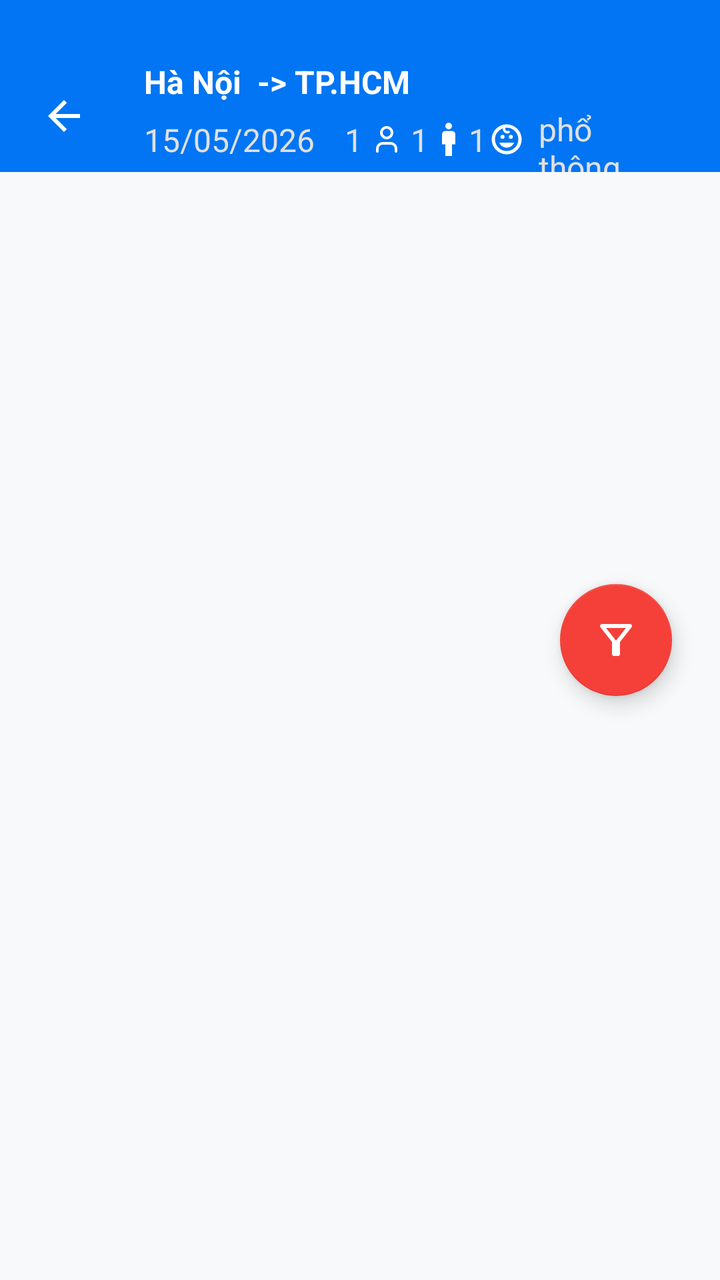
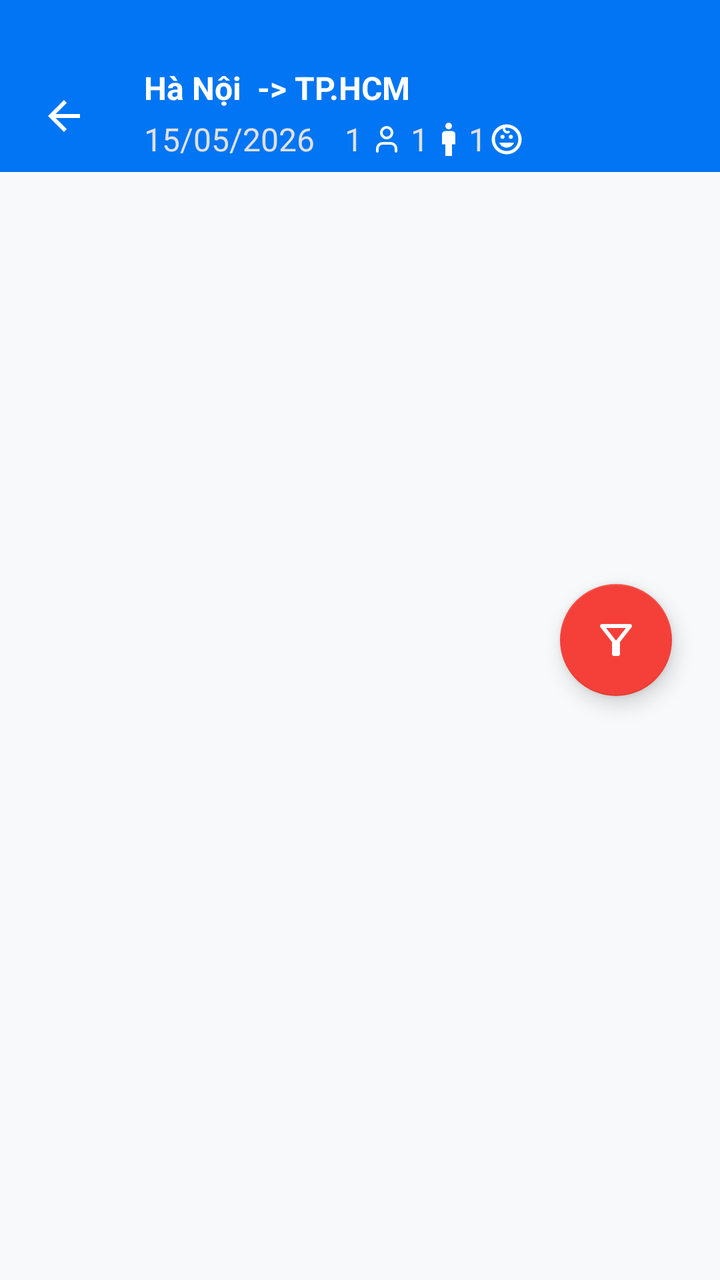

An Android layout rendered at two revisions. The XML below is the earlier revision; the diff shows what the commit changed to produce the second picture.
<!-- AndroidManifest.xml: application theme Theme.FlightBookingApp -->
<!-- res/layout/activity_search_flight.xml -->
<?xml version="1.0" encoding="utf-8"?>
<androidx.coordinatorlayout.widget.CoordinatorLayout xmlns:android="http://schemas.android.com/apk/res/android"
    xmlns:app="http://schemas.android.com/apk/res-auto"
    xmlns:tools="http://schemas.android.com/tools"
    android:id="@+id/main"
    android:layout_width="match_parent"
    android:layout_height="match_parent"
    android:background="#F8F9FA"
    tools:context=".ui.view.activity.SearchFlightActivity">

    <com.google.android.material.appbar.AppBarLayout
        android:layout_width="match_parent"
        android:layout_height="wrap_content"
        android:background="@color/white"
        app:elevation="0dp">

        <androidx.constraintlayout.widget.ConstraintLayout
            android:layout_width="match_parent"
            android:layout_height="wrap_content"
            android:background="@color/primary_blue">

            <com.google.android.material.appbar.MaterialToolbar
                android:id="@+id/toolbarFlights"
                android:layout_width="match_parent"
                android:layout_height="?attr/actionBarSize"
                android:layout_marginTop="30dp"
                android:paddingStart="4dp"
                app:layout_constraintStart_toStartOf="parent"
                app:layout_constraintTop_toTopOf="parent"
                app:navigationIcon="@drawable/ic_back"
                app:navigationIconTint="@color/white"
                app:title="Danh sách chuyến bay"
                app:titleTextColor="@color/white">
                
                <LinearLayout
                    android:layout_width="match_parent"
                    android:layout_height="wrap_content"
                    android:orientation="vertical"
                    android:paddingEnd="16dp">

                    
                    <TextView
                        android:id="@+id/tv_route"
                        android:layout_width="wrap_content"
                        android:layout_height="wrap_content"
                        android:text="Hà Nội  -> TP.HCM"
                        android:textColor="@color/white"
                        android:textSize="16sp"
                        android:textStyle="bold" />

                    <LinearLayout
                        android:layout_width="match_parent"
                        android:layout_height="wrap_content"
                        android:layout_marginTop="2dp"
                        android:gravity="center_vertical"
                        android:orientation="horizontal">
                        
                        <TextView
                            android:id="@+id/tv_info_date"
                            android:layout_width="wrap_content"
                            android:layout_height="wrap_content"
                            android:text="15/05/2026"
                            android:textColor="#E0E0E0"
                            android:textSize="16sp" />

                        <TextView
                            android:id="@+id/tv_search_adult_count"
                            android:layout_width="wrap_content"
                            android:layout_height="wrap_content"
                            android:layout_marginStart="15dp"
                            android:text="1 "
                            android:textColor="#E0E0E0"
                            android:textSize="16sp" />

                        <ImageView
                            android:layout_width="16dp"
                            android:layout_height="26dp"
                            android:src="@drawable/ic_nav_profile"
                            app:tint="@color/white" />

                        <TextView
                            android:id="@+id/tv_search_child_count"
                            android:layout_width="wrap_content"
                            android:layout_height="wrap_content"
                            android:text=" 1"
                            android:textColor="#E0E0E0"
                            android:textSize="16sp" />

                        <ImageView
                            android:layout_width="20dp"
                            android:layout_height="20dp"
                            android:src="@drawable/ic_child"
                            app:tint="@color/white"
                            />

                        <TextView
                            android:id="@+id/tv_search_baby_count"
                            android:layout_width="wrap_content"
                            android:layout_height="wrap_content"
                            android:text="1"
                            android:textColor="#E0E0E0"
                            android:textSize="16sp" />

                        <ImageView
                            android:layout_width="20dp"
                            android:layout_height="20dp"
                            android:src="@drawable/ic_baby"
                            app:tint="@color/white" />

                        <TextView
                            android:id="@+id/tv_search_info_class"
                            android:layout_width="wrap_content"
                            android:layout_height="wrap_content"
                            android:layout_marginStart="6dp"
                            android:text="phổ thông "
                            android:textColor="#E0E0E0"
                            android:textSize="16sp" />

                    </LinearLayout>


                </LinearLayout>

            </com.google.android.material.appbar.MaterialToolbar>

            
            <LinearLayout
                android:id="@+id/layout_trip_tabs"
                android:layout_width="match_parent"
                android:layout_height="wrap_content"

                android:layout_marginTop="8dp"
                android:background="@drawable/bg_tab_container"
                android:orientation="horizontal"
                android:visibility="gone"
                app:layout_constraintTop_toBottomOf="@id/toolbarFlights"
                tools:visibility="visible">

                
                <TextView
                    android:id="@+id/tab_depart"
                    android:layout_width="0dp"
                    android:layout_height="wrap_content"
                    android:layout_weight="1"
                    android:background="@drawable/bg_tab_selected"
                    android:gravity="center"
                    android:paddingVertical="10dp"
                    android:text="LƯỢT ĐI"
                    android:textColor="@color/white"
                    android:textSize="13sp"
                    android:textStyle="bold"
                    android:alpha="1.0"
                    />

                
                <TextView
                    android:id="@+id/tab_return"
                    android:layout_width="0dp"
                    android:layout_height="wrap_content"
                    android:layout_weight="1"
                    android:background="@drawable/bg_tab_unselected"
                    android:gravity="center"
                    android:paddingVertical="10dp"
                    android:text="LƯỢT VỀ"
                    android:textColor="@color/white"
                    android:textSize="13sp"
                    android:textStyle="bold"
                    android:alpha="0.5"/>

            </LinearLayout>


        </androidx.constraintlayout.widget.ConstraintLayout>

    </com.google.android.material.appbar.AppBarLayout>

    
    <androidx.core.widget.NestedScrollView
        android:layout_width="match_parent"
        android:layout_height="wrap_content"
        app:layout_behavior="@string/appbar_scrolling_view_behavior">

        <FrameLayout
            android:layout_width="match_parent"
            android:layout_height="match_parent">

            
            <androidx.recyclerview.widget.RecyclerView
                android:id="@+id/rv_flights"
                android:layout_width="match_parent"
                android:layout_height="wrap_content"
                android:layout_marginTop="10dp"
                android:nestedScrollingEnabled="false"
                tools:itemCount="2"
                tools:listitem="@layout/item_flight" />

            

        </FrameLayout>
    </androidx.core.widget.NestedScrollView>

    
    <com.google.android.material.floatingactionbutton.FloatingActionButton
        android:id="@+id/fab_filter"
        android:layout_width="wrap_content"
        android:layout_height="wrap_content"
        android:layout_gravity="center|end"
        android:layout_margin="24dp"
        android:src="@drawable/ic_filter"
        android:contentDescription="Lọc chuyến bay"
        app:tint="@color/white"
        app:backgroundTint="#F44039" />

    <LinearLayout
        android:id="@+id/layout_empty_state"
        android:layout_width="match_parent"
        android:layout_height="match_parent"
        android:gravity="center"
        android:orientation="vertical"
        android:paddingHorizontal="32dp"
        android:visibility="gone"
        app:layout_anchor="@+id/fab_filter"
        app:layout_anchorGravity="start|bottom"
        tools:visibility="gone">

        
        <ImageView
            android:layout_width="240dp"
            android:layout_height="240dp"
            android:layout_marginBottom="24dp"
            android:scaleType="fitCenter"
            android:src="@drawable/empty_flight" />

        
        <TextView
            android:layout_width="wrap_content"
            android:layout_height="wrap_content"
            android:layout_marginBottom="12dp"
            android:gravity="center"
            android:text="Không tìm thấy chuyến bay phù hợp!"
            android:textColor="#1A1A1A"
            android:textSize="18sp"
            android:textStyle="bold" />

        
        <TextView
            android:layout_width="wrap_content"
            android:layout_height="wrap_content"
            android:layout_marginBottom="32dp"
            android:gravity="center"
            android:lineSpacingExtra="4dp"
            android:text="Vui lòng chọn ngày khác !"
            android:textColor="#757575"
            android:textSize="14sp" />

        
        <com.google.android.material.button.MaterialButton
            android:id="@+id/btn_search_other_date"
            android:layout_width="wrap_content"
            android:layout_height="56dp"
            android:backgroundTint="#F44039"
            android:paddingHorizontal="32dp"
            android:text="Tìm ngày khác"
            android:textAllCaps="false"
            android:textSize="16sp"
            app:cornerRadius="28dp"
            app:elevation="4dp" />

    </LinearLayout>
    <ProgressBar
        android:id="@+id/progress_bar"
        android:layout_width="wrap_content"
        android:layout_height="wrap_content"
        android:visibility="gone"
        android:layout_gravity="center"
        />

</androidx.coordinatorlayout.widget.CoordinatorLayout>
<!-- res/layout/item_flight.xml (included above) -->
<?xml version="1.0" encoding="utf-8"?>
<com.google.android.material.card.MaterialCardView xmlns:android="http://schemas.android.com/apk/res/android"
    xmlns:app="http://schemas.android.com/apk/res-auto"
    android:layout_width="match_parent"
    android:layout_height="wrap_content"
    android:layout_marginHorizontal="16dp"
    android:layout_marginVertical="8dp"
    app:cardBackgroundColor="#FFFFFF"
    app:cardCornerRadius="16dp"
    app:cardElevation="2dp"
    app:strokeColor="#F0F0F0"
    app:strokeWidth="1dp">

    <androidx.constraintlayout.widget.ConstraintLayout
        android:layout_width="match_parent"
        android:layout_height="wrap_content"
        android:padding="16dp">
        

            <com.google.android.material.imageview.ShapeableImageView
                android:id="@+id/imgAirlineLogo"
                android:layout_width="50dp"
                android:layout_height="50dp"
                android:background="#F5F5F5"
                android:padding="4dp"
                android:src="@drawable/ic_airline"
                android:scaleType="centerCrop"
                app:shapeAppearanceOverlay="@style/RoundedCorners"
                app:layout_constraintStart_toStartOf="parent"
                app:layout_constraintTop_toTopOf="parent"/>
        
        <TextView
            android:id="@+id/tv_flight_number"
            android:layout_width="wrap_content"
            android:layout_height="wrap_content"
            android:layout_marginStart="12dp"
            android:text="VJ-456"
            android:textColor="#212121"
            android:textSize="18sp"
            android:textStyle="bold"
            app:layout_constraintBottom_toTopOf="@id/tv_flight_airline"
            app:layout_constraintStart_toEndOf="@id/imgAirlineLogo"
            app:layout_constraintTop_toTopOf="@id/imgAirlineLogo" />

        <TextView
            android:id="@+id/tv_flight_airline"
            android:layout_width="wrap_content"
            android:layout_height="wrap_content"
            android:layout_marginStart="12dp"
            android:text="Vietjet Air"
            android:textColor="#757575"
            android:textSize="13sp"
            app:layout_constraintStart_toEndOf="@id/imgAirlineLogo"
            app:layout_constraintTop_toBottomOf="@id/tv_flight_number" />


        <TextView
            android:id="@+id/tv_date"
            android:layout_width="wrap_content"
            android:layout_height="wrap_content"
            android:text="20/05/2026"
            android:textColor="#757575"
            android:textSize="15sp"
            app:layout_constraintBottom_toTopOf="@id/tv_duration"
            app:layout_constraintEnd_toEndOf="parent"
            app:layout_constraintTop_toTopOf="@id/imgAirlineLogo"
             />

        <TextView
            android:id="@+id/tv_duration"
            android:layout_width="wrap_content"
            android:layout_height="wrap_content"
            android:text="01 h 40p"
            android:textColor="#757575"
            android:textSize="13sp"
            app:layout_constraintEnd_toEndOf="parent"
            app:layout_constraintTop_toBottomOf="@id/tv_date"
            />


        <TextView
            android:id="@+id/tv_departure_time"
            android:layout_width="wrap_content"
            android:layout_height="wrap_content"
            android:layout_marginTop="12dp"
            android:text="5.50"
            android:textColor="#212121"
            android:textSize="22sp"
            android:textStyle="bold"
            app:layout_constraintStart_toStartOf="parent"
            app:layout_constraintTop_toBottomOf="@id/imgAirlineLogo" />

        <TextView
            android:id="@+id/tv_departure_location"
            android:layout_width="wrap_content"
            android:layout_height="wrap_content"
            android:layout_marginTop="4dp"
            android:text="HAN"
            android:textColor="#757575"
            android:textSize="14sp"
            app:layout_constraintStart_toStartOf="parent"
            app:layout_constraintTop_toBottomOf="@id/tv_departure_time" />

        <TextView
            android:id="@+id/tv_arrival_time"
            android:layout_width="wrap_content"
            android:layout_height="wrap_content"
            android:text="7.30"
            android:textColor="#212121"
            android:textSize="22sp"
            android:textStyle="bold"
            app:layout_constraintEnd_toEndOf="parent"
            app:layout_constraintTop_toTopOf="@id/tv_departure_time" />

        <TextView
            android:id="@+id/tv_arrival_location"
            android:layout_width="wrap_content"
            android:layout_height="wrap_content"
            android:layout_marginTop="4dp"
            android:text="SGN"
            android:textColor="#757575"
            android:textSize="14sp"
            app:layout_constraintEnd_toEndOf="parent"
            app:layout_constraintTop_toBottomOf="@id/tv_arrival_time" />

        <com.google.android.material.card.MaterialCardView
            android:id="@+id/card_plane_icon"
            android:layout_width="44dp"
            android:layout_height="44dp"
            app:cardBackgroundColor="#0175F3"
            app:cardCornerRadius="22dp"
            app:cardElevation="0dp"
            app:layout_constraintBottom_toBottomOf="@id/tv_departure_location"
            app:layout_constraintEnd_toStartOf="@id/tv_arrival_time"
            app:layout_constraintStart_toEndOf="@id/tv_departure_time"
            app:layout_constraintTop_toTopOf="@id/tv_departure_time">

            <ImageView
                android:layout_width="24dp"
                android:layout_height="24dp"
                android:layout_gravity="center"
                android:scaleType="centerCrop"
                android:src="@drawable/ic_item_flight"
                app:tint="#FFFFFF" />
        </com.google.android.material.card.MaterialCardView>

        <com.google.android.material.card.MaterialCardView
            android:id="@+id/dot_left"
            android:layout_width="6dp"
            android:layout_height="6dp"
            android:layout_marginStart="16dp"
            app:cardBackgroundColor="#D6D6D6"
            app:cardCornerRadius="3dp"
            app:cardElevation="0dp"
            app:layout_constraintBottom_toBottomOf="@id/card_plane_icon"
            app:layout_constraintStart_toEndOf="@id/tv_departure_time"
            app:layout_constraintTop_toTopOf="@id/card_plane_icon" />

        <View
            android:layout_width="0dp"
            android:layout_height="2dp"
            android:background="#E0E0E0"
            app:layout_constraintBottom_toBottomOf="@id/card_plane_icon"
            app:layout_constraintEnd_toStartOf="@id/card_plane_icon"
            app:layout_constraintStart_toEndOf="@id/dot_left"
            app:layout_constraintTop_toTopOf="@id/card_plane_icon" />

        <com.google.android.material.card.MaterialCardView
            android:id="@+id/dot_right"
            android:layout_width="6dp"
            android:layout_height="6dp"
            android:layout_marginEnd="16dp"
            app:cardBackgroundColor="#D6D6D6"
            app:cardCornerRadius="3dp"
            app:cardElevation="0dp"
            app:layout_constraintBottom_toBottomOf="@id/card_plane_icon"
            app:layout_constraintEnd_toStartOf="@id/tv_arrival_time"
            app:layout_constraintTop_toTopOf="@id/card_plane_icon" />

        <View
            android:layout_width="0dp"
            android:layout_height="2dp"
            android:background="#E0E0E0"
            app:layout_constraintBottom_toBottomOf="@id/card_plane_icon"
            app:layout_constraintEnd_toStartOf="@id/dot_right"
            app:layout_constraintStart_toEndOf="@id/card_plane_icon"
            app:layout_constraintTop_toTopOf="@id/card_plane_icon" />


        <View
            android:id="@+id/divider"
            android:layout_width="match_parent"
            android:layout_height="1dp"
            android:layout_marginTop="15dp"
            android:background="#F0F0F0"
            app:layout_constraintTop_toBottomOf="@id/tv_departure_location" />


        <ImageView
            android:id="@+id/iv_fare_class"
            android:layout_width="24dp"
            android:layout_height="24dp"
            android:layout_marginTop="15dp"
            android:src="@drawable/ic_fare_class"
            app:tint="#757575"
            app:layout_constraintStart_toStartOf="parent"
            app:layout_constraintTop_toBottomOf="@id/divider" />

        <TextView
            android:id="@+id/tv_fare_class"
            android:layout_width="wrap_content"
            android:layout_height="wrap_content"
            android:layout_marginStart="8dp"
            android:text="Phổ thông tiết kiệm"
            android:textColor="#757575"
            android:textSize="15sp"
            app:layout_constraintBottom_toBottomOf="@id/iv_fare_class"
            app:layout_constraintStart_toEndOf="@id/iv_fare_class"
            app:layout_constraintTop_toTopOf="@id/iv_fare_class" />

        <TextView
            android:id="@+id/tv_price"
            android:layout_width="wrap_content"
            android:layout_height="wrap_content"
            android:text="2.500.000 đ"
            android:textColor="@color/primary_red"
            android:textSize="18sp"
            android:textStyle="bold"
            app:layout_constraintBottom_toBottomOf="@id/iv_fare_class"
            app:layout_constraintEnd_toEndOf="parent"
            app:layout_constraintTop_toTopOf="@id/iv_fare_class" />


    </androidx.constraintlayout.widget.ConstraintLayout>
</com.google.android.material.card.MaterialCardView>
<!-- resources referenced by this layout -->
<resources>
  <color name="primary_blue">#0175F3</color>
  <color name="primary_red">#F44039</color>
  <color name="white">#FFFFFFFF</color>
  <!-- drawable bg_tab_container (drawable) -->
  <?xml version="1.0" encoding="utf-8"?>
  <shape xmlns:android="http://schemas.android.com/apk/res/android"
      android:shape="rectangle">
  
      
      <solid android:color="#0165D8" />
  
      <corners android:radius="8dp" />
  
  </shape>
  <!-- drawable bg_tab_selected (drawable) -->
  <?xml version="1.0" encoding="utf-8"?>
  <shape xmlns:android="http://schemas.android.com/apk/res/android"
      android:shape="rectangle">
  
      
      <solid android:color="#0175F3" />
  
      <corners android:radius="8dp" />
  
  </shape>
  <!-- drawable bg_tab_unselected (drawable) -->
  <?xml version="1.0" encoding="utf-8"?>
  <shape xmlns:android="http://schemas.android.com/apk/res/android"
      android:shape="rectangle">
  
      
      <solid android:color="@android:color/transparent" />
  
      <corners android:radius="8dp" />
  
  </shape>
  <!-- drawable ic_back (drawable) -->
  <vector xmlns:android="http://schemas.android.com/apk/res/android"
      android:width="16dp"
      android:height="16dp"
      android:viewportWidth="16"
      android:viewportHeight="16">
    <path
        android:pathData="M3.825,9L9.425,14.6L8,16L0,8L8,0L9.425,1.4L3.825,7H16V9H3.825Z"
        android:fillColor="#64748B"/>
  </vector>
  <!-- drawable ic_child (drawable) -->
  <vector xmlns:android="http://schemas.android.com/apk/res/android" android:height="30dp" android:viewportHeight="960" android:viewportWidth="960" android:width="30dp">
        
      <path android:fillColor="#006D3B" android:pathData="M400,880v-280h-80v-240q0,-33 23.5,-56.5T400,280h160q33,0 56.5,23.5T640,360v240h-80v280L400,880ZM480,240q-33,0 -56.5,-23.5T400,160q0,-33 23.5,-56.5T480,80q33,0 56.5,23.5T560,160q0,33 -23.5,56.5T480,240Z"/>
      
  </vector>
  <!-- drawable ic_filter (drawable) -->
  <vector xmlns:android="http://schemas.android.com/apk/res/android"
      android:width="24dp"
      android:height="24dp"
      android:viewportWidth="960"
      android:viewportHeight="960">
    <path
        android:pathData="M440,800q-17,0 -28.5,-11.5T400,760v-240L168,224q-15,-20 -4.5,-42t36.5,-22h560q26,0 36.5,22t-4.5,42L560,520v240q0,17 -11.5,28.5T520,800h-80ZM480,492 L678,240L282,240l198,252ZM480,492Z"
        android:fillColor="#FFFFFF"/>
  </vector>
  <!-- drawable ic_item_flight (drawable) -->
  <vector xmlns:android="http://schemas.android.com/apk/res/android"
      android:width="20dp"
      android:height="20dp"
      android:viewportWidth="20"
      android:viewportHeight="20">
    <path
        android:pathData="M0,5H2.5L4.6,8H8.2L5,0H8L13.6,8H18C18.55,8 19.021,8.196 19.413,8.587C19.804,8.979 20,9.45 20,10C20,10.55 19.804,11.021 19.413,11.413C19.021,11.804 18.55,12 18,12H13.6L8,20H5L8.2,12H4.6L2.5,15H0L1.5,10L0,5Z"
        android:fillColor="#0059BB"/>
  </vector>
  <style name="RoundedCorners" parent="">
          <item name="cornerFamily">rounded</item>
          <item name="cornerSizeTopLeft">2dp</item>
          <item name="cornerSizeTopRight">2dp</item>
          <item name="cornerSizeBottomLeft">2dp</item>
          <item name="cornerSizeBottomRight">2dp</item>
      </style>
  <style name="Theme.FlightBookingApp" parent="Theme.MaterialComponents.DayNight.NoActionBar">
          
          <item name="colorPrimary">@color/purple_500</item>
          <item name="colorPrimaryVariant">@color/purple_700</item>
          <item name="colorOnPrimary">@color/white</item>
          
          <item name="colorSecondary">@color/teal_200</item>
          <item name="colorSecondaryVariant">@color/teal_700</item>
          <item name="colorOnSecondary">@color/black</item>
          
          <item name="android:statusBarColor">?attr/colorPrimaryVariant</item>
          
      </style>
  <color name="purple_500">#FF6200EE</color>
  <color name="purple_700">#FF3700B3</color>
  <color name="teal_200">#FF03DAC5</color>
  <color name="teal_700">#FF018786</color>
  <color name="black">#FF000000</color>
  <!-- unchanged entries left out for length: 5 -->
</resources>

<!-- the commit's change to res/layout/activity_search_flight.xml (unified diff, before → after) -->
@@ -107,14 +107,6 @@
                             android:src="@drawable/ic_baby"
                             app:tint="@color/white" />
 
-                        <TextView
-                            android:id="@+id/tv_search_info_class"
-                            android:layout_width="wrap_content"
-                            android:layout_height="wrap_content"
-                            android:layout_marginStart="6dp"
-                            android:text="phổ thông "
-                            android:textColor="#E0E0E0"
-                            android:textSize="16sp" />
 
                     </LinearLayout>
 
